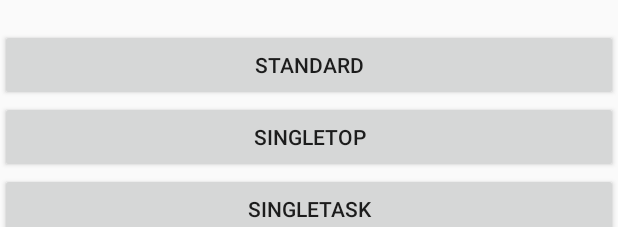
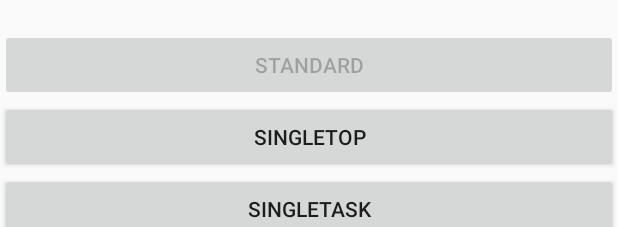
Before and after one commit to ziq358/Sensor, an Android app: the layout activity_model.xml on its own in the app's theme, with its tools: preview values and no code run, on a phone screen of 412 x 824 dp. Shown: the top 227 px of the screen. Run offline under Robolectric (Android 15) with nearby library versions, the phone set to English and light mode, and no system bars.

```diff
--- a/app/src/main/res/layout/activity_model.xml
+++ b/app/src/main/res/layout/activity_model.xml
@@ -10,10 +10,11 @@
         android:layout_height="wrap_content"
         android:gravity="center"
         />
-    <Button
+    <com.xogrp.john.sensor.view.CustomBtn
         android:id="@+id/btn_standard"
         android:layout_width="match_parent"
         android:layout_height="wrap_content"
+        android:enabled="false"
         android:text="Standard"/>
     <Button
         android:id="@+id/btn_singleTop"
```
Also changed, not shown: app/src/main/java/com/xogrp/john/sensor/view/CustomBtn.java (added, +37 -0 lines).
